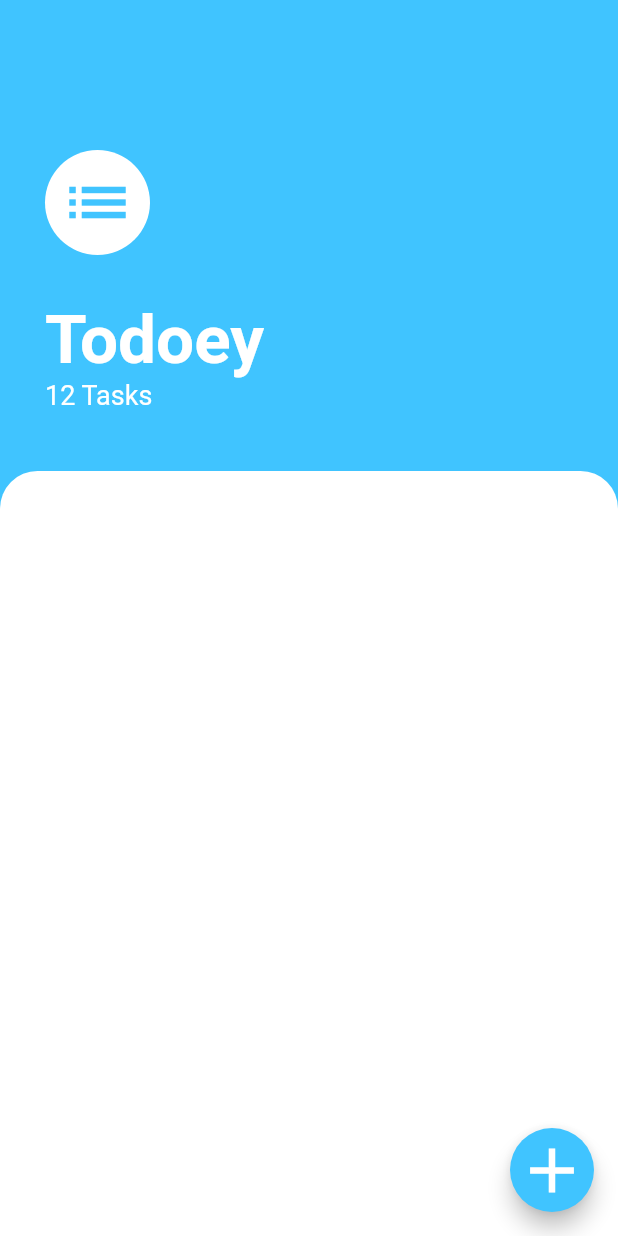
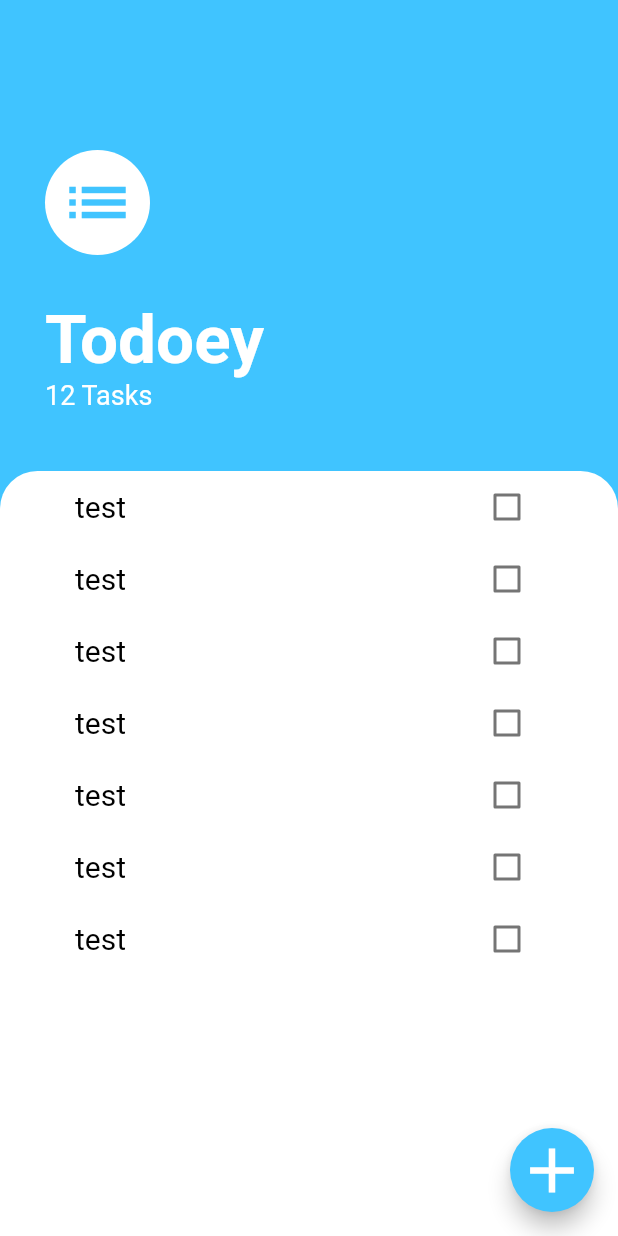
Before and after one commit to AlexToxin/todoey_flutter, a Flutter app: the screen it shows after launch, on a phone screen of 412 x 824 dp. Run offline on Flutter 3.47's test engine with Material 2 defaults, Android fonts, the phone set to English and light mode, and no system bars.

```diff
--- /dev/null
+++ b/lib/components/task.dart
@@ -0,0 +1,41 @@
+import 'package:flutter/cupertino.dart';
+import 'package:flutter/material.dart';
+import 'package:todoeyflutter/themes/main.dart';
+
+class Task extends StatefulWidget {
+  final String text;
+  bool _checked = false;
+
+  Task({this.text});
+
+  @override
+  _TaskState createState() => _TaskState();
+}
+
+class _TaskState extends State<Task> {
+  @override
+  Widget build(BuildContext context) {
+    return Row(
+      mainAxisAlignment: MainAxisAlignment.spaceBetween,
+      children: <Widget>[
+        Text(
+          widget.text,
+          style: MainTheme.kItemTextStyle.copyWith(
+            decoration: widget._checked
+                ? TextDecoration.lineThrough
+                : TextDecoration.none,
+          ),
+        ),
+        Checkbox(
+          value: widget._checked,
+          onChanged: (bool value) {
+            setState(() {
+              widget._checked = value;
+            });
+          },
+          focusColor: MainTheme.kTextColor,
+        )
+      ],
+    );
+  }
+}
--- a/lib/screens/tasks_screen.dart
+++ b/lib/screens/tasks_screen.dart
@@ -1,5 +1,6 @@
 import 'package:flutter/cupertino.dart';
 import 'package:flutter/material.dart';
+import 'package:todoeyflutter/components/task.dart';
 import 'package:todoeyflutter/themes/main.dart';
 
 class TasksScreen extends StatelessWidget {
@@ -67,6 +68,22 @@ class TasksScreen extends StatelessWidget {
                   topLeft: Radius.circular(25),
                 ),
               ),
+              child: Padding(
+                padding: const EdgeInsets.symmetric(
+                  horizontal: 50,
+                ),
+                child: ListView(
+                  children: <Widget>[
+                    Task(text: 'test'),
+                    Task(text: 'test'),
+                    Task(text: 'test'),
+                    Task(text: 'test'),
+                    Task(text: 'test'),
+                    Task(text: 'test'),
+                    Task(text: 'test'),
+                  ],
+                ),
+              ),
             ),
           )
         ],
```
